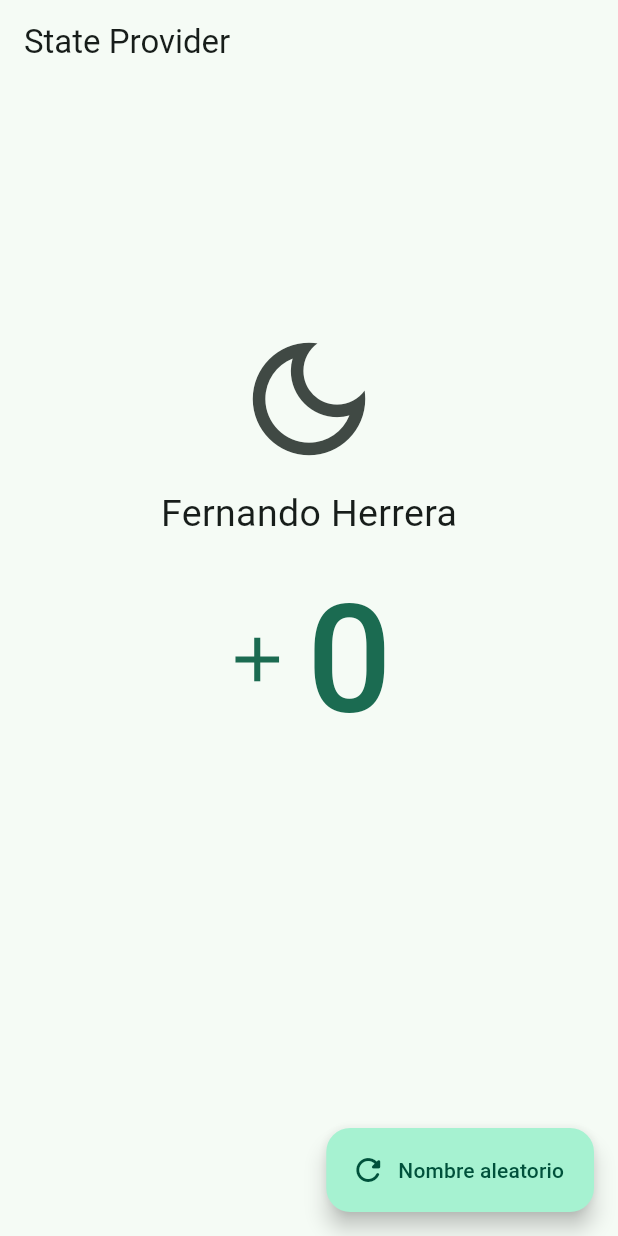
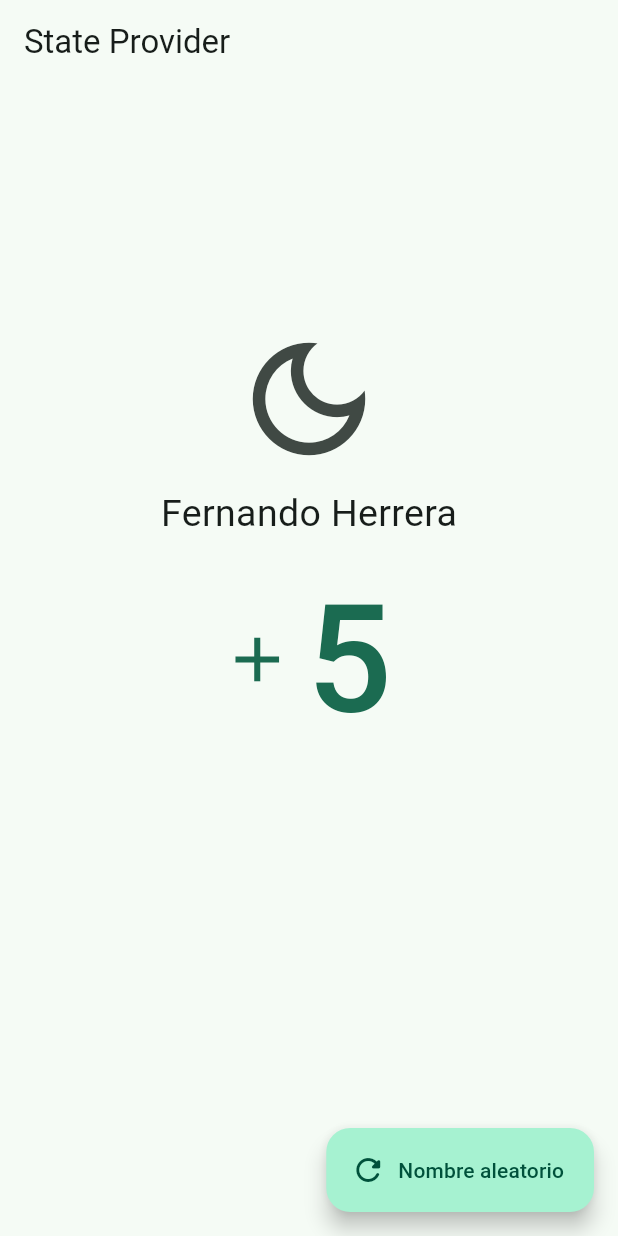
Before and after one commit to Klerith/flutter-riverpod-app, a Flutter app: the StateProviderScreen screen opened by its route, on a phone screen of 412 x 824 dp. Run offline on Flutter 3.47's test engine with Material 3 defaults, Android fonts, the phone set to English and light mode, and no system bars; our stand-ins replace dio, flutter_riverpod, go_router, riverpod_annotation; missing offline and left inert: random_name_generator; generated files the repository leaves out were written again.

Commit message:
Add state provider for counter and refactor StateProviderScreen to use Riverpod

```diff
--- a/lib/presentation/providers/providers.dart
+++ b/lib/presentation/providers/providers.dart
@@ -1,2 +1,3 @@
 export 'package:riverpod_app/config/config.dart';
 export 'package:riverpod_app/presentation/providers/hello_world_provider.dart';
+export 'state_providers.dart';
--- a/lib/presentation/screens/03_state_provider/state_provider_screen.dart
+++ b/lib/presentation/screens/03_state_provider/state_provider_screen.dart
@@ -1,10 +1,12 @@
 import 'package:flutter/material.dart';
+import 'package:flutter_riverpod/flutter_riverpod.dart';
+import 'package:riverpod_app/presentation/providers/providers.dart';
 
-class StateProviderScreen extends StatelessWidget {
+class StateProviderScreen extends ConsumerWidget {
   const StateProviderScreen({super.key});
 
   @override
-  Widget build(BuildContext context) {
+  Widget build(BuildContext context, WidgetRef ref) {
     return Scaffold(
       appBar: AppBar(
         title: const Text('State Provider'),
@@ -22,13 +24,19 @@ class StateProviderScreen extends StatelessWidget {
           ),
           const Text('Fernando Herrera', style: TextStyle(fontSize: 25)),
           TextButton.icon(
-            icon: const Icon(
-              Icons.add,
-              size: 50,
-            ),
-            label: const Text('0', style: TextStyle(fontSize: 100)),
-            onPressed: () {},
-          ),
+              icon: const Icon(
+                Icons.add,
+                size: 50,
+              ),
+              onPressed: () {
+                ref.read(counterProvider.notifier).increaseByOne();
+              },
+              // Riverpod Consumer
+              label: Consumer(builder: (context, ref, _) {
+                final counter = ref.watch(counterProvider);
+                return Text('$counter', style: TextStyle(fontSize: 100));
+              })),
+          // Fin riverpod Consumer
           const Spacer(flex: 2),
         ],
       )),
```
Also changed, not shown: lib/presentation/providers/state_providers.dart (added, +13 -0 lines), lib/presentation/providers/state_providers.g.dart (added).
